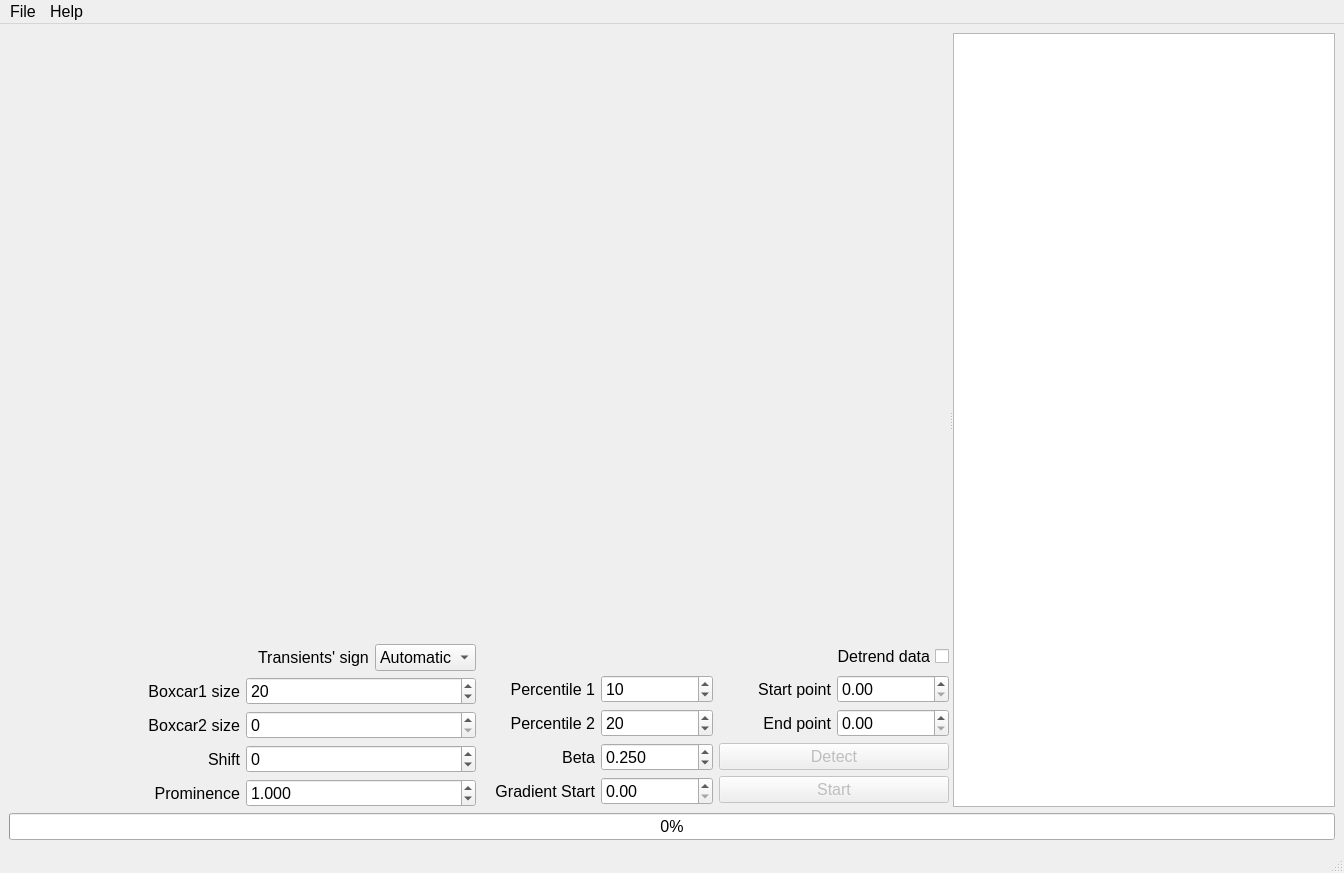
Old version of the form TransientAnalyzer.ui in the repository IuliiaBaglaeva/TransientAnalyzerUI.
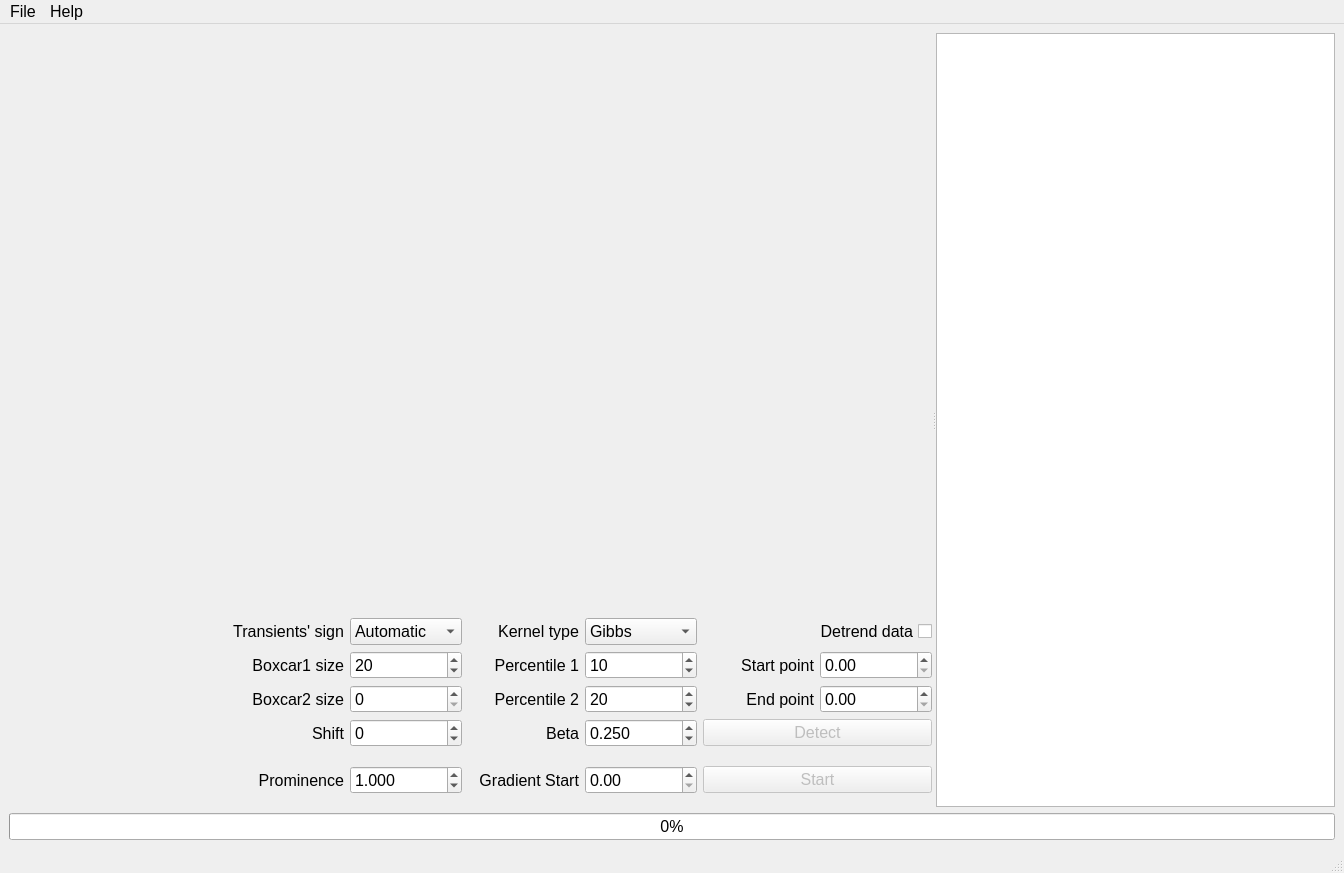
New version of the form. Custom widgets are drawn as their Qt base class.

Commit message: Added: 1. Choice of kernel between RBF and LinearGibbs. It was found out that RBF kernel is more stable for not so noisy transients (like typical sarcomere shortening) 2. Parameters of analysis in UI are saved with the data

What changed in the file:
```diff
--- a/TransientAnalyzer.ui
+++ b/TransientAnalyzer.ui
@@ -19,16 +19,16 @@
    <string>TransientAnalyzer</string>
   </property>
   <widget class="QWidget" name="centralwidget">
-   <layout class="QHBoxLayout" name="horizontalLayout_8">
+   <layout class="QHBoxLayout" name="horizontalLayout">
     <item>
-     <layout class="QVBoxLayout" name="verticalLayout_20">
+     <layout class="QVBoxLayout" name="verticalLayout_2">
       <item>
        <widget class="QSplitter" name="splitter">
         <property name="orientation">
          <enum>Qt::Horizontal</enum>
         </property>
         <widget class="QWidget" name="layoutWidget">
-         <layout class="QVBoxLayout" name="verticalLayout_19">
+         <layout class="QVBoxLayout" name="verticalLayout">
           <item>
            <widget class="QLabel" name="Log">
             <property name="text">
@@ -54,83 +54,11 @@
            </widget>
           </item>
           <item>
-           <layout class="QHBoxLayout" name="horizontalLayout_7">
-            <item>
-             <layout class="QVBoxLayout" name="verticalLayout_10">
-              <item>
-               <layout class="QHBoxLayout" name="horizontalLayout">
-                <item>
-                 <spacer name="horizontalSpacer">
-                  <property name="orientation">
-                   <enum>Qt::Horizontal</enum>
-                  </property>
-                  <property name="sizeHint" stdset="0">
-                   <size>
-                    <width>40</width>
-                    <height>20</height>
-                   </size>
-                  </property>
-                 </spacer>
-                </item>
-                <item>
-                 <widget class="QLabel" name="label_11">
-                  <property name="text">
-                   <string>Transients' sign</string>
-                  </property>
-                 </widget>
-                </item>
-                <item>
-                 <widget class="QComboBox" name="SignComboBox">
-                  <item>
-                   <property name="text">
-                    <string>Automatic</string>
-                   </property>
-                  </item>
-                  <item>
-                   <property name="text">
-                    <string>Positive</string>
-                   </property>
-                  </item>
-                  <item>
-                   <property name="text">
-                    <string>Negative</string>
-                   </property>
-                  </item>
-                 </widget>
-                </item>
-               </layout>
-              </item>
-              <item>
-               <layout class="QHBoxLayout" name="horizontalLayout_2">
-                <item>
-                 <layout class="QVBoxLayout" name="verticalLayout_8">
-                  <item>
-                   <layout class="QVBoxLayout" name="verticalLayout">
-                    <item>
-                     <widget class="QLabel" name="label">
-                      <property name="text">
-                       <string>Boxcar1 size</string>
-                      </property>
-                      <property name="alignment">
-                       <set>Qt::AlignRight|Qt::AlignTrailing|Qt::AlignVCenter</set>
-                      </property>
-                     </widget>
-                    </item>
-                    <item>
-                     <widget class="QLabel" name="label_2">
-                      <property name="text">
-                       <string>Boxcar2 size</string>
-                      </property>
-                      <property name="alignment">
-                       <set>Qt::AlignRight|Qt::AlignTrailing|Qt::AlignVCenter</set>
-                      </property>
-                     </widget>
-                    </item>
-                   </layout>
-                  </item>
-                  <item>
-                   <layout class="QVBoxLayout" name="verticalLayout_6">
-                    <item>
+           <layout class="QGridLayout" name="gridLayout">
+            <property name="horizontalSpacing">
+             <number>6</number>
+            </property>
+            <item row="4" column="0" rowspan="2" colspan="3">
                      <widget class="QLabel" name="label_7">
                       <property name="text">
                        <string>Shift</string>
@@ -140,117 +68,7 @@
                       </property>
                      </widget>
                     </item>
-                    <item>
-                     <widget class="QLabel" name="label_10">
-                      <property name="text">
-                       <string>Prominence</string>
-                      </property>
-                      <property name="alignment">
-                       <set>Qt::AlignRight|Qt::AlignTrailing|Qt::AlignVCenter</set>
-                      </property>
-                     </widget>
-                    </item>
-                   </layout>
-                  </item>
-                 </layout>
-                </item>
-                <item>
-                 <layout class="QVBoxLayout" name="verticalLayout_9">
-                  <item>
-                   <layout class="QVBoxLayout" name="verticalLayout_2">
-                    <item>
-                     <widget class="QSpinBox" name="WindowBox">
-                      <property name="maximum">
-                       <number>500</number>
-                      </property>
-                      <property name="value">
-                       <number>20</number>
-                      </property>
-                     </widget>
-                    </item>
-                    <item>
-                     <widget class="QSpinBox" name="Window2Box">
-                      <property name="maximum">
-                       <number>500</number>
-                      </property>
-                     </widget>
-                    </item>
-                   </layout>
-                  </item>
-                  <item>
-                   <layout class="QVBoxLayout" name="verticalLayout_7">
-                    <item>
-                     <widget class="QSpinBox" name="ShiftBox">
-                      <property name="minimum">
-                       <number>-99</number>
-                      </property>
-                     </widget>
-                    </item>
-                    <item>
-                     <widget class="QDoubleSpinBox" name="ProminenceBox">
-                      <property name="decimals">
-                       <number>3</number>
-                      </property>
-                      <property name="minimum">
-                       <double>0.100000000000000</double>
-                      </property>
-                      <property name="maximum">
-                       <double>3.000000000000000</double>
-                      </property>
-                      <property name="singleStep">
-                       <double>0.100000000000000</double>
-                      </property>
-                      <property name="value">
-                       <double>1.000000000000000</double>
-                      </property>
-                     </widget>
-                    </item>
-                   </layout>
-                  </item>
-                 </layout>
-                </item>
-               </layout>
-              </item>
-             </layout>
-            </item>
-            <item>
-             <layout class="QVBoxLayout" name="verticalLayout_18">
-              <item>
-               <layout class="QHBoxLayout" name="horizontalLayout_3">
-                <item>
-                 <spacer name="horizontalSpacer_2">
-                  <property name="orientation">
-                   <enum>Qt::Horizontal</enum>
-                  </property>
-                  <property name="sizeHint" stdset="0">
-                   <size>
-                    <width>40</width>
-                    <height>20</height>
-                   </size>
-                  </property>
-                 </spacer>
-                </item>
-                <item>
-                 <widget class="QCheckBox" name="DetrendBox">
-                  <property name="layoutDirection">
-                   <enum>Qt::RightToLeft</enum>
-                  </property>
-                  <property name="text">
-                   <string>Detrend data</string>
-                  </property>
-                 </widget>
-                </item>
-               </layout>
-              </item>
-              <item>
-               <layout class="QHBoxLayout" name="horizontalLayout_6">
-                <item>
-                 <layout class="QHBoxLayout" name="horizontalLayout_4">
-                  <item>
-                   <layout class="QVBoxLayout" name="verticalLayout_12">
-                    <item>
-                     <layout class="QVBoxLayout" name="verticalLayout_3">
-                      <item>
+            <item row="1" column="4" rowspan="2">
                        <widget class="QLabel" name="label_3">
                         <property name="layoutDirection">
                          <enum>Qt::LeftToRight</enum>
@@ -263,31 +81,7 @@
                         </property>
                        </widget>
                       </item>
-                      <item>
-                       <widget class="QLabel" name="label_4">
-                        <property name="text">
-                         <string>Percentile 2</string>
-                        </property>
-                        <property name="alignment">
-                         <set>Qt::AlignRight|Qt::AlignTrailing|Qt::AlignVCenter</set>
-                        </property>
-                       </widget>
-                      </item>
-                     </layout>
-                    </item>
-                    <item>
-                     <layout class="QVBoxLayout" name="verticalLayout_11">
-                      <item>
-                       <widget class="QLabel" name="label_9">
-                        <property name="text">
-                         <string>Beta</string>
-                        </property>
-                        <property name="alignment">
-                         <set>Qt::AlignRight|Qt::AlignTrailing|Qt::AlignVCenter</set>
-                        </property>
-                       </widget>
-                      </item>
-                      <item>
+            <item row="6" column="4" rowspan="4">
                        <widget class="QLabel" name="label_8">
                         <property name="text">
                          <string>Gradient Start</string>
@@ -297,80 +91,26 @@
                         </property>
                        </widget>
                       </item>
-                     </layout>
-                    </item>
-                   </layout>
-                  </item>
-                  <item>
-                   <layout class="QVBoxLayout" name="verticalLayout_14">
-                    <item>
-                     <layout class="QVBoxLayout" name="verticalLayout_4">
-                      <item>
-                       <widget class="QSpinBox" name="Q1Box">
-                        <property name="maximum">
-                         <number>100</number>
-                        </property>
-                        <property name="value">
-                         <number>10</number>
-                        </property>
-                       </widget>
-                      </item>
-                      <item>
-                       <widget class="QSpinBox" name="Q2Box">
-                        <property name="maximum">
-                         <number>100</number>
-                        </property>
-                        <property name="value">
-                         <number>20</number>
-                        </property>
-                       </widget>
-                      </item>
-                     </layout>
-                    </item>
-                    <item>
-                     <layout class="QVBoxLayout" name="verticalLayout_13">
-                      <item>
-                       <widget class="QDoubleSpinBox" name="BetaBox">
+            <item row="6" column="3" rowspan="4">
+             <widget class="QDoubleSpinBox" name="ProminenceBox">
                         <property name="decimals">
                          <number>3</number>
                         </property>
+              <property name="minimum">
+               <double>0.100000000000000</double>
+              </property>
                         <property name="maximum">
-                         <double>1.000000000000000</double>
+               <double>3.000000000000000</double>
                         </property>
                         <property name="singleStep">
                          <double>0.100000000000000</double>
                         </property>
                         <property name="value">
-                         <double>0.250000000000000</double>
+               <double>1.000000000000000</double>
                         </property>
                        </widget>
                       </item>
-                      <item>
-                       <widget class="QDoubleSpinBox" name="GradientBox"/>
-                      </item>
-                     </layout>
-                    </item>
-                   </layout>
-                  </item>
-                 </layout>
-                </item>
-                <item>
-                 <layout class="QVBoxLayout" name="verticalLayout_15">
-                  <item>
-                   <layout class="QHBoxLayout" name="horizontalLayout_5">
-                    <item>
-                     <layout class="QVBoxLayout" name="verticalLayout_5">
-                      <item>
-                       <widget class="QLabel" name="label_5">
-                        <property name="text">
-                         <string>Start point</string>
-                        </property>
-                        <property name="alignment">
-                         <set>Qt::AlignRight|Qt::AlignTrailing|Qt::AlignVCenter</set>
-                        </property>
-                       </widget>
-                      </item>
-                      <item>
+            <item row="3" column="6">
                        <widget class="QLabel" name="label_6">
                         <property name="text">
                          <string>End point</string>
@@ -380,31 +120,7 @@
                         </property>
                        </widget>
                       </item>
-                     </layout>
-                    </item>
-                    <item>
-                     <layout class="QVBoxLayout" name="verticalLayout_16">
-                      <item>
-                       <widget class="QFocusedDoubleSpinBox" name="StartTimeBox">
-                        <property name="maximum">
-                         <double>100000.000000000000000</double>
-                        </property>
-                       </widget>
-                      </item>
-                      <item>
-                       <widget class="QFocusedDoubleSpinBox" name="EndTimeBox">
-                        <property name="maximum">
-                         <double>100000.000000000000000</double>
-                        </property>
-                       </widget>
-                      </item>
-                     </layout>
-                    </item>
-                   </layout>
-                  </item>
-                  <item>
-                   <layout class="QVBoxLayout" name="verticalLayout_17">
-                    <item>
+            <item row="4" column="6" rowspan="2" colspan="2">
                      <widget class="QPushButton" name="DetectButton">
                       <property name="enabled">
                        <bool>false</bool>
@@ -420,7 +136,76 @@
                       </property>
                      </widget>
                     </item>
+            <item row="3" column="5">
+             <widget class="QSpinBox" name="Q2Box">
+              <property name="maximum">
+               <number>100</number>
+              </property>
+              <property name="value">
+               <number>20</number>
+              </property>
+             </widget>
+            </item>
+            <item row="1" column="5" rowspan="2">
+             <widget class="QSpinBox" name="Q1Box">
+              <property name="maximum">
+               <number>100</number>
+              </property>
+              <property name="value">
+               <number>10</number>
+              </property>
+             </widget>
+            </item>
+            <item row="1" column="6" rowspan="2">
+             <widget class="QLabel" name="label_5">
+              <property name="text">
+               <string>Start point</string>
+              </property>
+              <property name="alignment">
+               <set>Qt::AlignRight|Qt::AlignTrailing|Qt::AlignVCenter</set>
+              </property>
+             </widget>
+            </item>
+            <item row="4" column="4" rowspan="2">
+             <widget class="QLabel" name="label_9">
+              <property name="text">
+               <string>Beta</string>
+              </property>
+              <property name="alignment">
+               <set>Qt::AlignRight|Qt::AlignTrailing|Qt::AlignVCenter</set>
+              </property>
+             </widget>
+            </item>
+            <item row="0" column="3">
+             <widget class="QComboBox" name="SignComboBox">
                     <item>
+               <property name="text">
+                <string>Automatic</string>
+               </property>
+              </item>
+              <item>
+               <property name="text">
+                <string>Positive</string>
+               </property>
+              </item>
+              <item>
+               <property name="text">
+                <string>Negative</string>
+               </property>
+              </item>
+             </widget>
+            </item>
+            <item row="0" column="6" colspan="2">
+             <widget class="QCheckBox" name="DetrendBox">
+              <property name="layoutDirection">
+               <enum>Qt::RightToLeft</enum>
+              </property>
+              <property name="text">
+               <string>Detrend data</string>
+              </property>
+             </widget>
+            </item>
+            <item row="6" column="6" rowspan="4" colspan="2">
                      <widget class="QPushButton" name="StartButton">
                       <property name="enabled">
                        <bool>false</bool>
@@ -430,13 +215,136 @@
                       </property>
                      </widget>
                     </item>
-                   </layout>
-                  </item>
-                 </layout>
-                </item>
-               </layout>
-              </item>
-             </layout>
+            <item row="0" column="5">
+             <widget class="QComboBox" name="KernelcomboBox">
+              <item>
+               <property name="text">
+                <string>Gibbs</string>
+               </property>
+              </item>
+              <item>
+               <property name="text">
+                <string>RBF</string>
+               </property>
+              </item>
+             </widget>
+            </item>
+            <item row="4" column="5" rowspan="2">
+             <widget class="QDoubleSpinBox" name="BetaBox">
+              <property name="decimals">
+               <number>3</number>
+              </property>
+              <property name="maximum">
+               <double>1.000000000000000</double>
+              </property>
+              <property name="singleStep">
+               <double>0.100000000000000</double>
+              </property>
+              <property name="value">
+               <double>0.250000000000000</double>
+              </property>
+             </widget>
+            </item>
+            <item row="1" column="0" rowspan="2" colspan="3">
+             <widget class="QLabel" name="label">
+              <property name="text">
+               <string>Boxcar1 size</string>
+              </property>
+              <property name="alignment">
+               <set>Qt::AlignRight|Qt::AlignTrailing|Qt::AlignVCenter</set>
+              </property>
+             </widget>
+            </item>
+            <item row="4" column="3" rowspan="2">
+             <widget class="QSpinBox" name="ShiftBox">
+              <property name="minimum">
+               <number>-99</number>
+              </property>
+             </widget>
+            </item>
+            <item row="6" column="0" rowspan="4" colspan="3">
+             <widget class="QLabel" name="label_10">
+              <property name="text">
+               <string>Prominence</string>
+              </property>
+              <property name="alignment">
+               <set>Qt::AlignRight|Qt::AlignTrailing|Qt::AlignVCenter</set>
+              </property>
+             </widget>
+            </item>
+            <item row="3" column="3">
+             <widget class="QSpinBox" name="Window2Box">
+              <property name="maximum">
+               <number>500</number>
+              </property>
+             </widget>
+            </item>
+            <item row="0" column="0" colspan="3">
+             <widget class="QLabel" name="label_11">
+              <property name="text">
+               <string>Transients' sign</string>
+              </property>
+              <property name="alignment">
+               <set>Qt::AlignRight|Qt::AlignTrailing|Qt::AlignVCenter</set>
+              </property>
+             </widget>
+            </item>
+            <item row="6" column="5" rowspan="4">
+             <widget class="QDoubleSpinBox" name="GradientBox"/>
+            </item>
+            <item row="3" column="4">
+             <widget class="QLabel" name="label_4">
+              <property name="text">
+               <string>Percentile 2</string>
+              </property>
+              <property name="alignment">
+               <set>Qt::AlignRight|Qt::AlignTrailing|Qt::AlignVCenter</set>
+              </property>
+             </widget>
+            </item>
+            <item row="3" column="7">
+             <widget class="QFocusedDoubleSpinBox" name="EndTimeBox">
+              <property name="maximum">
+               <double>100000.000000000000000</double>
+              </property>
+             </widget>
+            </item>
+            <item row="1" column="7" rowspan="2">
+             <widget class="QFocusedDoubleSpinBox" name="StartTimeBox">
+              <property name="maximum">
+               <double>100000.000000000000000</double>
+              </property>
+             </widget>
+            </item>
+            <item row="1" column="3" rowspan="2">
+             <widget class="QSpinBox" name="WindowBox">
+              <property name="maximum">
+               <number>500</number>
+              </property>
+              <property name="value">
+               <number>20</number>
+              </property>
+             </widget>
+            </item>
+            <item row="0" column="4">
+             <widget class="QLabel" name="label_12">
+              <property name="text">
+               <string>Kernel type</string>
+              </property>
+              <property name="alignment">
+               <set>Qt::AlignRight|Qt::AlignTrailing|Qt::AlignVCenter</set>
+              </property>
+             </widget>
+            </item>
+            <item row="3" column="0" colspan="3">
+             <widget class="QLabel" name="label_2">
+              <property name="text">
+               <string>Boxcar2 size</string>
+              </property>
+              <property name="alignment">
+               <set>Qt::AlignRight|Qt::AlignTrailing|Qt::AlignVCenter</set>
+              </property>
+             </widget>
             </item>
            </layout>
           </item>
```
Left out of the diff: 2 changed lines with no effect on the pictures. Lines whose indentation alone changed are shown as unchanged. The commit also changes 1 other file.
